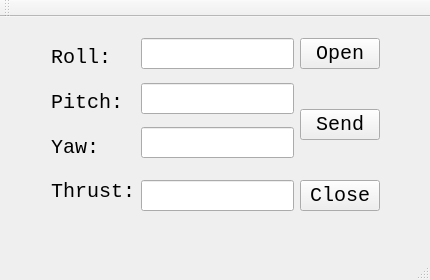
microdynamics-robot-quadcopter/breeze_remote_control, file mainwindow.ui: the form before one commit.
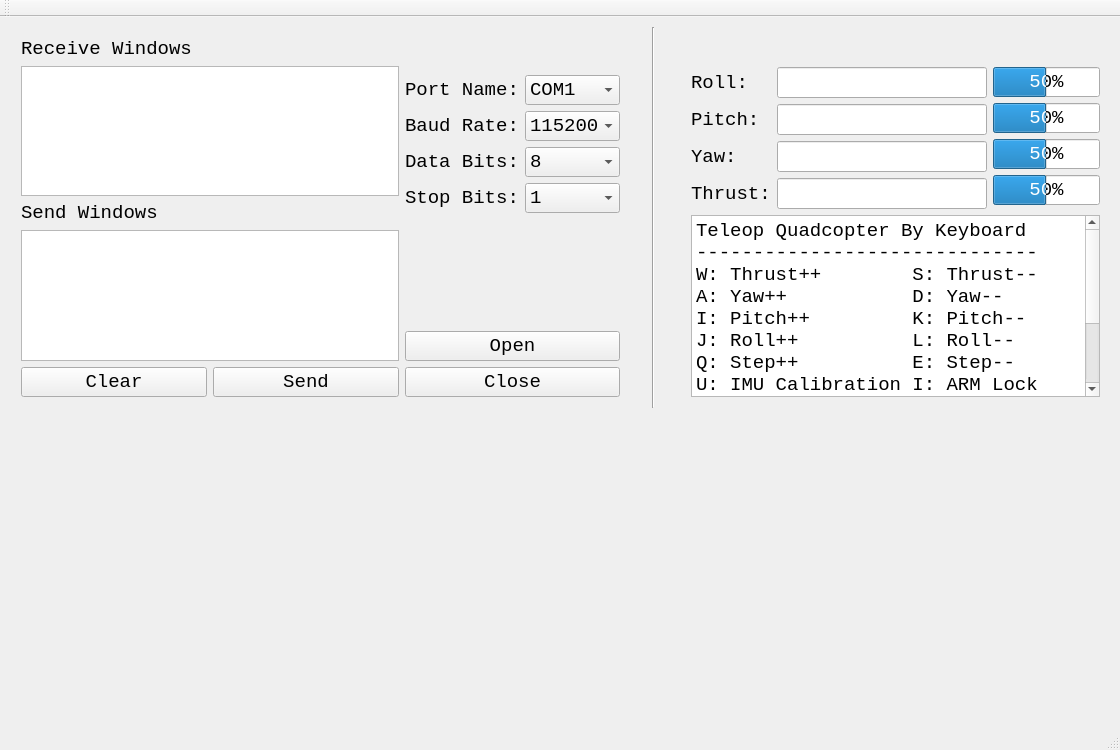
The form after the commit.

Patch:
```diff
--- a/mainwindow.ui
+++ b/mainwindow.ui
@@ -6,8 +6,8 @@
    <rect>
     <x>0</x>
     <y>0</y>
-    <width>430</width>
-    <height>280</height>
+    <width>1120</width>
+    <height>750</height>
    </rect>
   </property>
   <property name="font">
@@ -20,16 +20,446 @@
    <string>MainWindow</string>
   </property>
   <widget class="QWidget" name="centralWidget">
+   <widget class="QWidget" name="horizontalLayoutWidget">
+    <property name="geometry">
+     <rect>
+      <x>10</x>
+      <y>400</y>
+      <width>361</width>
+      <height>271</height>
+     </rect>
+    </property>
+    <layout class="QHBoxLayout" name="horizontal_layout_camera"/>
+   </widget>
+   <widget class="Line" name="line">
+    <property name="geometry">
+     <rect>
+      <x>633</x>
+      <y>10</y>
+      <width>41</width>
+      <height>381</height>
+     </rect>
+    </property>
+    <property name="orientation">
+     <enum>Qt::Vertical</enum>
+    </property>
+   </widget>
    <widget class="QWidget" name="">
     <property name="geometry">
      <rect>
-      <x>40</x>
+      <x>10</x>
       <y>10</y>
-      <width>351</width>
-      <height>195</height>
+      <width>621</width>
+      <height>381</height>
      </rect>
     </property>
-    <layout class="QHBoxLayout" name="horizontalLayout">
+    <layout class="QHBoxLayout" name="horizontalLayout_8">
+     <item>
+      <layout class="QVBoxLayout" name="verticalLayout_7">
+       <item>
+        <layout class="QVBoxLayout" name="verticalLayout_6">
+         <item>
+          <layout class="QVBoxLayout" name="verticalLayout_4">
+           <item>
+            <widget class="QLabel" name="label_9">
+             <property name="font">
+              <font>
+               <pointsize>14</pointsize>
+              </font>
+             </property>
+             <property name="text">
+              <string>Receive Windows</string>
+             </property>
+            </widget>
+           </item>
+           <item>
+            <widget class="QTextEdit" name="text_edit_recv">
+             <property name="font">
+              <font>
+               <pointsize>14</pointsize>
+              </font>
+             </property>
+            </widget>
+           </item>
+          </layout>
+         </item>
+         <item>
+          <layout class="QVBoxLayout" name="verticalLayout_5">
+           <item>
+            <widget class="QLabel" name="label_10">
+             <property name="font">
+              <font>
+               <pointsize>14</pointsize>
+              </font>
+             </property>
+             <property name="text">
+              <string>Send Windows</string>
+             </property>
+            </widget>
+           </item>
+           <item>
+            <widget class="QTextEdit" name="text_edit_send">
+             <property name="font">
+              <font>
+               <pointsize>14</pointsize>
+              </font>
+             </property>
+            </widget>
+           </item>
+          </layout>
+         </item>
+        </layout>
+       </item>
+       <item>
+        <layout class="QHBoxLayout" name="horizontalLayout_4">
+         <item>
+          <widget class="QPushButton" name="push_button_clear">
+           <property name="font">
+            <font>
+             <family>Consolas</family>
+             <pointsize>14</pointsize>
+             <weight>50</weight>
+             <bold>false</bold>
+            </font>
+           </property>
+           <property name="text">
+            <string>Clear</string>
+           </property>
+          </widget>
+         </item>
+         <item>
+          <widget class="QPushButton" name="push_button_send">
+           <property name="font">
+            <font>
+             <family>Consolas</family>
+             <pointsize>14</pointsize>
+             <weight>50</weight>
+             <bold>false</bold>
+            </font>
+           </property>
+           <property name="text">
+            <string>Send</string>
+           </property>
+          </widget>
+         </item>
+        </layout>
+       </item>
+      </layout>
+     </item>
+     <item>
+      <layout class="QHBoxLayout" name="horizontalLayout_7">
+       <item>
+        <layout class="QVBoxLayout" name="verticalLayout">
+         <item>
+          <spacer name="verticalSpacer_6">
+           <property name="orientation">
+            <enum>Qt::Vertical</enum>
+           </property>
+           <property name="sizeHint" stdset="0">
+            <size>
+             <width>20</width>
+             <height>40</height>
+            </size>
+           </property>
+          </spacer>
+         </item>
+         <item>
+          <layout class="QHBoxLayout" name="horizontalLayout_3">
+           <item>
+            <widget class="QLabel" name="label_5">
+             <property name="font">
+              <font>
+               <pointsize>14</pointsize>
+              </font>
+             </property>
+             <property name="text">
+              <string>Port Name:</string>
+             </property>
+            </widget>
+           </item>
+           <item>
+            <widget class="QComboBox" name="combo_box_port_name">
+             <property name="font">
+              <font>
+               <pointsize>14</pointsize>
+              </font>
+             </property>
+             <property name="editable">
+              <bool>false</bool>
+             </property>
+             <property name="currentText">
+              <string>COM1</string>
+             </property>
+             <property name="insertPolicy">
+              <enum>QComboBox::InsertAfterCurrent</enum>
+             </property>
+             <item>
+              <property name="text">
+               <string>COM1</string>
+              </property>
+             </item>
+            </widget>
+           </item>
+          </layout>
+         </item>
+         <item>
+          <layout class="QHBoxLayout" name="horizontalLayout">
+           <item>
+            <widget class="QLabel" name="label_6">
+             <property name="font">
+              <font>
+               <pointsize>14</pointsize>
+              </font>
+             </property>
+             <property name="text">
+              <string>Baud Rate:</string>
+             </property>
+            </widget>
+           </item>
+           <item>
+            <widget class="QComboBox" name="combo_box_baud_rate">
+             <property name="font">
+              <font>
+               <pointsize>14</pointsize>
+              </font>
+             </property>
+             <property name="editable">
+              <bool>false</bool>
+             </property>
+             <property name="currentText">
+              <string>115200</string>
+             </property>
+             <item>
+              <property name="text">
+               <string>115200</string>
+              </property>
+             </item>
+             <item>
+              <property name="text">
+               <string>57600</string>
+              </property>
+             </item>
+             <item>
+              <property name="text">
+               <string>38400</string>
+              </property>
+             </item>
+             <item>
+              <property name="text">
+               <string>19200</string>
+              </property>
+             </item>
+             <item>
+              <property name="text">
+               <string>9600</string>
+              </property>
+             </item>
+             <item>
+              <property name="text">
+               <string>4800</string>
+              </property>
+             </item>
+             <item>
+              <property name="text">
+               <string>2400</string>
+              </property>
+             </item>
+             <item>
+              <property name="text">
+               <string>1200</string>
+              </property>
+             </item>
+            </widget>
+           </item>
+          </layout>
+         </item>
+         <item>
+          <layout class="QHBoxLayout" name="horizontalLayout_5">
+           <item>
+            <widget class="QLabel" name="label_7">
+             <property name="font">
+              <font>
+               <pointsize>14</pointsize>
+              </font>
+             </property>
+             <property name="text">
+              <string>Data Bits:</string>
+             </property>
+            </widget>
+           </item>
+           <item>
+            <widget class="QComboBox" name="combo_box_data_bits">
+             <property name="font">
+              <font>
+               <pointsize>14</pointsize>
+              </font>
+             </property>
+             <property name="editable">
+              <bool>false</bool>
+             </property>
+             <property name="currentText">
+              <string>8</string>
+             </property>
+             <item>
+              <property name="text">
+               <string>8</string>
+              </property>
+             </item>
+             <item>
+              <property name="text">
+               <string>7</string>
+              </property>
+             </item>
+             <item>
+              <property name="text">
+               <string>6</string>
+              </property>
+             </item>
+             <item>
+              <property name="text">
+               <string>5</string>
+              </property>
+             </item>
+            </widget>
+           </item>
+          </layout>
+         </item>
+         <item>
+          <layout class="QHBoxLayout" name="horizontalLayout_6">
+           <item>
+            <widget class="QLabel" name="label_8">
+             <property name="font">
+              <font>
+               <pointsize>14</pointsize>
+              </font>
+             </property>
+             <property name="text">
+              <string>Stop Bits:</string>
+             </property>
+            </widget>
+           </item>
+           <item>
+            <widget class="QComboBox" name="combo_box_stop_bits">
+             <property name="font">
+              <font>
+               <pointsize>14</pointsize>
+              </font>
+             </property>
+             <property name="editable">
+              <bool>false</bool>
+             </property>
+             <property name="currentText">
+              <string>1</string>
+             </property>
+             <item>
+              <property name="text">
+               <string>1</string>
+              </property>
+             </item>
+             <item>
+              <property name="text">
+               <string>2</string>
+              </property>
+             </item>
+            </widget>
+           </item>
+          </layout>
+         </item>
+         <item>
+          <spacer name="verticalSpacer_8">
+           <property name="orientation">
+            <enum>Qt::Vertical</enum>
+           </property>
+           <property name="sizeHint" stdset="0">
+            <size>
+             <width>20</width>
+             <height>40</height>
+            </size>
+           </property>
+          </spacer>
+         </item>
+         <item>
+          <spacer name="verticalSpacer_7">
+           <property name="orientation">
+            <enum>Qt::Vertical</enum>
+           </property>
+           <property name="sizeHint" stdset="0">
+            <size>
+             <width>20</width>
+             <height>40</height>
+            </size>
+           </property>
+          </spacer>
+         </item>
+         <item>
+          <spacer name="verticalSpacer">
+           <property name="orientation">
+            <enum>Qt::Vertical</enum>
+           </property>
+           <property name="sizeHint" stdset="0">
+            <size>
+             <width>20</width>
+             <height>40</height>
+            </size>
+           </property>
+          </spacer>
+         </item>
+         <item>
+          <widget class="QPushButton" name="push_button_open">
+           <property name="font">
+            <font>
+             <family>Consolas</family>
+             <pointsize>14</pointsize>
+             <weight>50</weight>
+             <bold>false</bold>
+            </font>
+           </property>
+           <property name="text">
+            <string>Open</string>
+           </property>
+          </widget>
+         </item>
+         <item>
+          <widget class="QPushButton" name="push_button_close">
+           <property name="font">
+            <font>
+             <pointsize>14</pointsize>
+            </font>
+           </property>
+           <property name="text">
+            <string>Close</string>
+           </property>
+          </widget>
+         </item>
+        </layout>
+       </item>
+      </layout>
+     </item>
+    </layout>
+   </widget>
+   <widget class="QWidget" name="">
+    <property name="geometry">
+     <rect>
+      <x>680</x>
+      <y>10</y>
+      <width>431</width>
+      <height>381</height>
+     </rect>
+    </property>
+    <layout class="QVBoxLayout" name="verticalLayout_9">
+     <item>
+      <spacer name="verticalSpacer_2">
+       <property name="orientation">
+        <enum>Qt::Vertical</enum>
+       </property>
+       <property name="sizeHint" stdset="0">
+        <size>
+         <width>20</width>
+         <height>40</height>
+        </size>
+       </property>
+      </spacer>
+     </item>
      <item>
       <layout class="QHBoxLayout" name="horizontalLayout_2">
        <item>
@@ -39,7 +469,7 @@
            <property name="font">
             <font>
              <family>Consolas</family>
-             <pointsize>15</pointsize>
+             <pointsize>14</pointsize>
             </font>
            </property>
            <property name="text">
@@ -52,7 +482,7 @@
            <property name="font">
             <font>
              <family>Consolas</family>
-             <pointsize>15</pointsize>
+             <pointsize>14</pointsize>
             </font>
            </property>
            <property name="text">
@@ -65,7 +495,7 @@
            <property name="font">
             <font>
              <family>Consolas</family>
-             <pointsize>15</pointsize>
+             <pointsize>14</pointsize>
             </font>
            </property>
            <property name="text">
@@ -78,7 +508,7 @@
            <property name="font">
             <font>
              <family>Consolas</family>
-             <pointsize>15</pointsize>
+             <pointsize>14</pointsize>
             </font>
            </property>
            <property name="text">
@@ -100,19 +530,6 @@
            </property>
           </widget>
          </item>
-         <item>
-          <spacer name="verticalSpacer_2">
-           <property name="orientation">
-            <enum>Qt::Vertical</enum>
-           </property>
-           <property name="sizeHint" stdset="0">
-            <size>
-             <width>20</width>
-             <height>40</height>
-            </size>
-           </property>
-          </spacer>
-         </item>
          <item>
           <widget class="QLineEdit" name="line_edit_pitch">
            <property name="font">
@@ -123,19 +540,6 @@
            </property>
           </widget>
          </item>
-         <item>
-          <spacer name="verticalSpacer_4">
-           <property name="orientation">
-            <enum>Qt::Vertical</enum>
-           </property>
-           <property name="sizeHint" stdset="0">
-            <size>
-             <width>20</width>
-             <height>40</height>
-            </size>
-           </property>
-          </spacer>
-         </item>
          <item>
           <widget class="QLineEdit" name="line_edit_yaw">
            <property name="font">
@@ -146,32 +550,6 @@
            </property>
           </widget>
          </item>
-         <item>
-          <spacer name="verticalSpacer_5">
-           <property name="orientation">
-            <enum>Qt::Vertical</enum>
-           </property>
-           <property name="sizeHint" stdset="0">
-            <size>
-             <width>20</width>
-             <height>40</height>
-            </size>
-           </property>
-          </spacer>
-         </item>
-         <item>
-          <spacer name="verticalSpacer_3">
-           <property name="orientation">
-            <enum>Qt::Vertical</enum>
-           </property>
-           <property name="sizeHint" stdset="0">
-            <size>
-             <width>20</width>
-             <height>40</height>
-            </size>
-           </property>
-          </spacer>
-         </item>
          <item>
           <widget class="QLineEdit" name="line_edit_thrust">
            <property name="font">
@@ -184,79 +562,111 @@
          </item>
         </layout>
        </item>
+       <item>
+        <layout class="QVBoxLayout" name="verticalLayout_8">
+         <item>
+          <widget class="QProgressBar" name="progress_bar_roll">
+           <property name="font">
+            <font>
+             <pointsize>14</pointsize>
+            </font>
+           </property>
+           <property name="minimum">
+            <number>1000</number>
+           </property>
+           <property name="maximum">
+            <number>2000</number>
+           </property>
+           <property name="value">
+            <number>1500</number>
+           </property>
+          </widget>
+         </item>
+         <item>
+          <widget class="QProgressBar" name="progress_bar_pitch">
+           <property name="font">
+            <font>
+             <pointsize>14</pointsize>
+            </font>
+           </property>
+           <property name="minimum">
+            <number>1000</number>
+           </property>
+           <property name="maximum">
+            <number>2000</number>
+           </property>
+           <property name="value">
+            <number>1500</number>
+           </property>
+          </widget>
+         </item>
+         <item>
+          <widget class="QProgressBar" name="progress_bar_yaw">
+           <property name="font">
+            <font>
+             <pointsize>14</pointsize>
+            </font>
+           </property>
+           <property name="minimum">
+            <number>1000</number>
+           </property>
+           <property name="maximum">
+            <number>2000</number>
+           </property>
+           <property name="value">
+            <number>1500</number>
+           </property>
+          </widget>
+         </item>
+         <item>
+          <widget class="QProgressBar" name="progress_bar_thrust">
+           <property name="font">
+            <font>
+             <pointsize>14</pointsize>
+            </font>
+           </property>
+           <property name="minimum">
+            <number>1000</number>
+           </property>
+           <property name="maximum">
+            <number>2000</number>
+           </property>
+           <property name="value">
+            <number>1500</number>
+           </property>
+          </widget>
+         </item>
+        </layout>
+       </item>
       </layout>
      </item>
      <item>
-      <layout class="QVBoxLayout" name="verticalLayout">
-       <item>
-        <widget class="QPushButton" name="push_button_open">
-         <property name="font">
-          <font>
-           <family>Consolas</family>
-           <pointsize>15</pointsize>
-           <weight>50</weight>
-           <bold>false</bold>
-          </font>
-         </property>
-         <property name="text">
-          <string>Open</string>
-         </property>
-        </widget>
-       </item>
-       <item>
-        <spacer name="verticalSpacer">
-         <property name="orientation">
-          <enum>Qt::Vertical</enum>
-         </property>
-         <property name="sizeHint" stdset="0">
-          <size>
-           <width>20</width>
-           <height>40</height>
-          </size>
-         </property>
-        </spacer>
-       </item>
-       <item>
-        <widget class="QPushButton" name="push_button_send">
-         <property name="font">
-          <font>
-           <family>Consolas</family>
-           <pointsize>15</pointsize>
-           <weight>50</weight>
-           <bold>false</bold>
-          </font>
-         </property>
-         <property name="text">
-          <string>Send</string>
-         </property>
-        </widget>
-       </item>
-       <item>
-        <spacer name="verticalSpacer_6">
-         <property name="orientation">
-          <enum>Qt::Vertical</enum>
-         </property>
-         <property name="sizeHint" stdset="0">
-          <size>
-           <width>20</width>
-           <height>40</height>
-          </size>
-         </property>
-        </spacer>
-       </item>
-       <item>
-        <widget class="QPushButton" name="push_button_close">
-         <property name="font">
-          <font>
-           <pointsize>15</pointsize>
-          </font>
-         </property>
-         <property name="text">
-          <string>Close</string>
-         </property>
-        </widget>
-       </item>
-      </layout>
+      <widget class="QTextBrowser" name="textBrowser">
+       <property name="font">
+        <font>
+         <pointsize>14</pointsize>
+        </font>
+       </property>
+       <property name="html">
+        <string>&lt;!DOCTYPE HTML PUBLIC &quot;-//W3C//DTD HTML 4.0//EN&quot; &quot;http://www.w3.org/TR/REC-html40/strict.dtd&quot;&gt;
+&lt;html&gt;&lt;head&gt;&lt;meta name=&quot;qrichtext&quot; content=&quot;1&quot; /&gt;&lt;style type=&quot;text/css&quot;&gt;
+p, li { white-space: pre-wrap; }
+&lt;/style&gt;&lt;/head&gt;&lt;body style=&quot; font-family:'Consolas'; font-size:14pt; font-weight:400; font-style:normal;&quot;&gt;
+&lt;p style=&quot; margin-top:0px; margin-bottom:0px; margin-left:0px; margin-right:0px; -qt-block-indent:0; text-indent:0px;&quot;&gt;Teleop Quadcopter By Keyboard&lt;/p&gt;
+&lt;p style=&quot; margin-top:0px; margin-bottom:0px; margin-left:0px; margin-right:0px; -qt-block-indent:0; text-indent:0px;&quot;&gt;------------------------------&lt;/p&gt;
+&lt;p style=&quot; margin-top:0px; margin-bottom:0px; margin-left:0px; margin-right:0px; -qt-block-indent:0; text-indent:0px;&quot;&gt;W: Thrust++        S: Thrust--&lt;/p&gt;
+&lt;p style=&quot; margin-top:0px; margin-bottom:0px; margin-left:0px; margin-right:0px; -qt-block-indent:0; text-indent:0px;&quot;&gt;A: Yaw++           D: Yaw--&lt;/p&gt;
+&lt;p style=&quot; margin-top:0px; margin-bottom:0px; margin-left:0px; margin-right:0px; -qt-block-indent:0; text-indent:0px;&quot;&gt;I: Pitch++         K: Pitch--&lt;/p&gt;
+&lt;p style=&quot; margin-top:0px; margin-bottom:0px; margin-left:0px; margin-right:0px; -qt-block-indent:0; text-indent:0px;&quot;&gt;J: Roll++          L: Roll--&lt;/p&gt;
+&lt;p style=&quot; margin-top:0px; margin-bottom:0px; margin-left:0px; margin-right:0px; -qt-block-indent:0; text-indent:0px;&quot;&gt;Q: Step++          E: Step--&lt;/p&gt;
+&lt;p style=&quot; margin-top:0px; margin-bottom:0px; margin-left:0px; margin-right:0px; -qt-block-indent:0; text-indent:0px;&quot;&gt;U: IMU Calibration I: ARM Lock&lt;/p&gt;
+&lt;p style=&quot; margin-top:0px; margin-bottom:0px; margin-left:0px; margin-right:0px; -qt-block-indent:0; text-indent:0px;&quot;&gt;X: Send CMD&lt;/p&gt;
+&lt;p style=&quot; margin-top:0px; margin-bottom:0px; margin-left:0px; margin-right:0px; -qt-block-indent:0; text-indent:0px;&quot;&gt;M: Swtich To CMD1  &lt;/p&gt;
+&lt;p style=&quot; margin-top:0px; margin-bottom:0px; margin-left:0px; margin-right:0px; -qt-block-indent:0; text-indent:0px;&quot;&gt;,: Switch To CMD2&lt;/p&gt;
+&lt;p style=&quot; margin-top:0px; margin-bottom:0px; margin-left:0px; margin-right:0px; -qt-block-indent:0; text-indent:0px;&quot;&gt;.: Switch To CMD3 &lt;/p&gt;
+&lt;p style=&quot;-qt-paragraph-type:empty; margin-top:0px; margin-bottom:0px; margin-left:0px; margin-right:0px; -qt-block-indent:0; text-indent:0px;&quot;&gt;&lt;br /&gt;&lt;/p&gt;&lt;/body&gt;&lt;/html&gt;</string>
+       </property>
+      </widget>
      </item>
     </layout>
    </widget>
```
Left out of the diff: 4 changed lines with no effect on the pictures.
